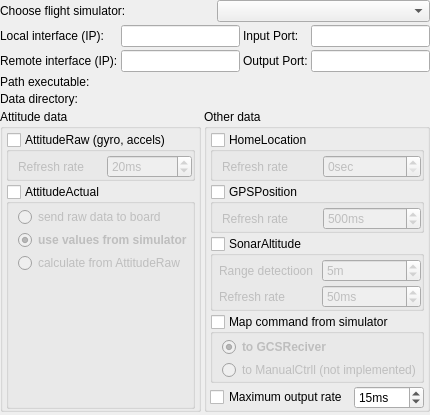
Old version of the form ground/openpilotgcs/src/plugins/hitlv2/hitlv2optionspage.ui in the repository openpilot/OpenPilot.
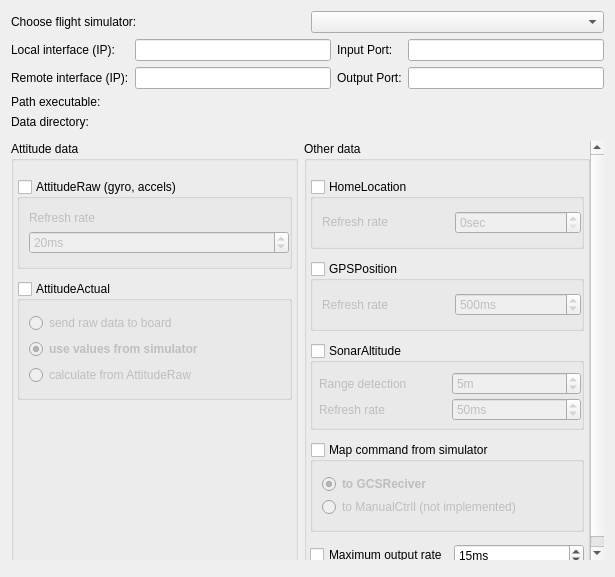
New version of the form. Custom widgets are drawn as their Qt base class.

Commit message: temp fix for the sizing of the hitlv2 page to stop the squashing

```diff
--- a/ground/openpilotgcs/src/plugins/hitlv2/hitlv2optionspage.ui
+++ b/ground/openpilotgcs/src/plugins/hitlv2/hitlv2optionspage.ui
@@ -6,29 +6,14 @@
    <rect>
     <x>0</x>
     <y>0</y>
-    <width>403</width>
-    <height>400</height>
+    <width>615</width>
+    <height>577</height>
    </rect>
   </property>
   <property name="windowTitle">
    <string>Form</string>
   </property>
   <layout class="QVBoxLayout" name="verticalLayout">
-   <property name="spacing">
-    <number>3</number>
-   </property>
-   <property name="leftMargin">
-    <number>0</number>
-   </property>
-   <property name="topMargin">
-    <number>0</number>
-   </property>
-   <property name="rightMargin">
-    <number>0</number>
-   </property>
-   <property name="bottomMargin">
-    <number>3</number>
-   </property>
    <item>
     <layout class="QHBoxLayout" name="horizontalLayout">
      <item>
@@ -144,6 +129,36 @@
    </item>
    <item>
     <layout class="QHBoxLayout" name="horizontalLayout_3">
+     <property name="topMargin">
+      <number>6</number>
+     </property>
+     <property name="bottomMargin">
+      <number>6</number>
+     </property>
+     <item>
+      <widget class="QScrollArea" name="scrollArea">
+       <property name="frameShape">
+        <enum>QFrame::NoFrame</enum>
+       </property>
+       <property name="frameShadow">
+        <enum>QFrame::Plain</enum>
+       </property>
+       <property name="widgetResizable">
+        <bool>true</bool>
+       </property>
+       <widget class="QWidget" name="scrollAreaWidgetContents_2">
+        <property name="geometry">
+         <rect>
+          <x>0</x>
+          <y>0</y>
+          <width>574</width>
+          <height>391</height>
+         </rect>
+        </property>
+        <layout class="QHBoxLayout" name="horizontalLayout_4">
+         <property name="margin">
+          <number>0</number>
+         </property>
      <item>
       <widget class="QGroupBox" name="groupBox">
        <property name="title">
@@ -151,13 +166,13 @@
        </property>
        <layout class="QVBoxLayout" name="verticalLayout_2">
         <property name="spacing">
-         <number>3</number>
+             <number>12</number>
         </property>
         <property name="leftMargin">
          <number>3</number>
         </property>
         <property name="topMargin">
-         <number>3</number>
+             <number>18</number>
         </property>
         <property name="rightMargin">
          <number>3</number>
@@ -167,6 +182,12 @@
         </property>
         <item>
          <widget class="QGroupBox" name="attRaw">
+              <property name="sizePolicy">
+               <sizepolicy hsizetype="Preferred" vsizetype="Fixed">
+                <horstretch>0</horstretch>
+                <verstretch>0</verstretch>
+               </sizepolicy>
+              </property>
           <property name="title">
            <string>AttitudeRaw (gyro, accels)</string>
           </property>
@@ -179,18 +200,18 @@
           <property name="checked">
            <bool>false</bool>
           </property>
-          <layout class="QHBoxLayout" name="horizontalLayout_4">
+              <layout class="QVBoxLayout" name="verticalLayout_7">
            <property name="spacing">
-            <number>3</number>
+                <number>6</number>
            </property>
            <property name="topMargin">
-            <number>3</number>
+                <number>12</number>
            </property>
            <property name="rightMargin">
             <number>0</number>
            </property>
            <property name="bottomMargin">
-            <number>0</number>
+                <number>12</number>
            </property>
            <item>
             <widget class="QLabel" name="label_8">
@@ -220,6 +241,12 @@
         </item>
         <item>
          <widget class="QGroupBox" name="attActual">
+              <property name="sizePolicy">
+               <sizepolicy hsizetype="Preferred" vsizetype="Fixed">
+                <horstretch>0</horstretch>
+                <verstretch>0</verstretch>
+               </sizepolicy>
+              </property>
           <property name="title">
            <string>AttitudeActual</string>
           </property>
@@ -234,16 +261,16 @@
           </property>
           <layout class="QVBoxLayout" name="verticalLayout_4">
            <property name="spacing">
-            <number>3</number>
+                <number>6</number>
            </property>
            <property name="topMargin">
-            <number>3</number>
+                <number>12</number>
            </property>
            <property name="rightMargin">
             <number>0</number>
            </property>
            <property name="bottomMargin">
-            <number>0</number>
+                <number>12</number>
            </property>
            <item>
             <widget class="QRadioButton" name="attActHW">
@@ -281,11 +308,17 @@
              </property>
             </widget>
            </item>
+              </layout>
+             </widget>
+            </item>
            <item>
             <spacer name="verticalSpacer_2">
              <property name="orientation">
               <enum>Qt::Vertical</enum>
              </property>
+              <property name="sizeType">
+               <enum>QSizePolicy::Expanding</enum>
+              </property>
              <property name="sizeHint" stdset="0">
               <size>
                <width>20</width>
@@ -293,9 +326,6 @@
               </size>
              </property>
             </spacer>
-           </item>
-          </layout>
-         </widget>
         </item>
        </layout>
       </widget>
@@ -307,13 +337,13 @@
        </property>
        <layout class="QVBoxLayout" name="verticalLayout_3">
         <property name="spacing">
-         <number>3</number>
+             <number>12</number>
         </property>
         <property name="leftMargin">
          <number>3</number>
         </property>
         <property name="topMargin">
-         <number>3</number>
+             <number>18</number>
         </property>
         <property name="rightMargin">
          <number>3</number>
@@ -323,6 +353,12 @@
         </property>
         <item>
          <widget class="QGroupBox" name="homeLocation">
+              <property name="sizePolicy">
+               <sizepolicy hsizetype="Preferred" vsizetype="Fixed">
+                <horstretch>0</horstretch>
+                <verstretch>0</verstretch>
+               </sizepolicy>
+              </property>
           <property name="title">
            <string>HomeLocation</string>
           </property>
@@ -337,19 +373,25 @@
           </property>
           <layout class="QHBoxLayout" name="horizontalLayout_2">
            <property name="spacing">
-            <number>3</number>
+                <number>6</number>
            </property>
            <property name="topMargin">
-            <number>3</number>
+                <number>12</number>
            </property>
            <property name="rightMargin">
             <number>0</number>
            </property>
            <property name="bottomMargin">
-            <number>0</number>
+                <number>12</number>
            </property>
            <item>
             <widget class="QLabel" name="label_7">
+                 <property name="sizePolicy">
+                  <sizepolicy hsizetype="Preferred" vsizetype="Fixed">
+                   <horstretch>0</horstretch>
+                   <verstretch>0</verstretch>
+                  </sizepolicy>
+                 </property>
              <property name="text">
               <string>Refresh rate</string>
              </property>
@@ -357,6 +399,12 @@
            </item>
            <item>
             <widget class="QSpinBox" name="homeLocRate">
+                 <property name="sizePolicy">
+                  <sizepolicy hsizetype="Minimum" vsizetype="Fixed">
+                   <horstretch>0</horstretch>
+                   <verstretch>0</verstretch>
+                  </sizepolicy>
+                 </property>
              <property name="toolTip">
               <string>0 - update once, or every N seconds</string>
              </property>
@@ -373,6 +421,12 @@
         </item>
         <item>
          <widget class="QGroupBox" name="gpsPosition">
+              <property name="sizePolicy">
+               <sizepolicy hsizetype="Preferred" vsizetype="Fixed">
+                <horstretch>0</horstretch>
+                <verstretch>0</verstretch>
+               </sizepolicy>
+              </property>
           <property name="title">
            <string>GPSPosition</string>
           </property>
@@ -387,16 +441,16 @@
           </property>
           <layout class="QHBoxLayout" name="horizontalLayout_5">
            <property name="spacing">
-            <number>3</number>
+                <number>6</number>
            </property>
            <property name="topMargin">
-            <number>3</number>
+                <number>12</number>
            </property>
            <property name="rightMargin">
             <number>0</number>
            </property>
            <property name="bottomMargin">
-            <number>0</number>
+                <number>12</number>
            </property>
            <item>
             <widget class="QLabel" name="label_10">
@@ -426,6 +480,12 @@
         </item>
         <item>
          <widget class="QGroupBox" name="sonarAltitude">
+              <property name="sizePolicy">
+               <sizepolicy hsizetype="Preferred" vsizetype="Fixed">
+                <horstretch>0</horstretch>
+                <verstretch>0</verstretch>
+               </sizepolicy>
+              </property>
           <property name="title">
            <string>SonarAltitude</string>
           </property>
@@ -456,10 +516,16 @@
            </property>
            <item>
             <layout class="QGridLayout" name="gridLayout_2">
+                 <property name="topMargin">
+                  <number>6</number>
+                 </property>
+                 <property name="bottomMargin">
+                  <number>6</number>
+                 </property>
              <item row="0" column="0">
               <widget class="QLabel" name="label_11">
                <property name="text">
-                <string>Range detectioon</string>
+                    <string>Range detection</string>
                </property>
               </widget>
              </item>
@@ -512,6 +578,12 @@
         </item>
         <item>
          <widget class="QGroupBox" name="inputCommand">
+              <property name="sizePolicy">
+               <sizepolicy hsizetype="Preferred" vsizetype="Fixed">
+                <horstretch>0</horstretch>
+                <verstretch>0</verstretch>
+               </sizepolicy>
+              </property>
           <property name="title">
            <string>Map command from simulator</string>
           </property>
@@ -529,13 +601,13 @@
             <number>3</number>
            </property>
            <property name="topMargin">
-            <number>3</number>
+                <number>12</number>
            </property>
            <property name="rightMargin">
             <number>0</number>
            </property>
            <property name="bottomMargin">
-            <number>0</number>
+                <number>12</number>
            </property>
            <item>
             <widget class="QRadioButton" name="gcsReciever">
@@ -604,6 +676,9 @@
           <property name="orientation">
            <enum>Qt::Vertical</enum>
           </property>
+              <property name="sizeType">
+               <enum>QSizePolicy::Expanding</enum>
+              </property>
           <property name="sizeHint" stdset="0">
            <size>
             <width>20</width>
@@ -613,6 +688,10 @@
          </spacer>
         </item>
        </layout>
+          </widget>
+         </item>
+        </layout>
+       </widget>
       </widget>
      </item>
     </layout>
```
Lines whose indentation alone changed are shown as unchanged.
